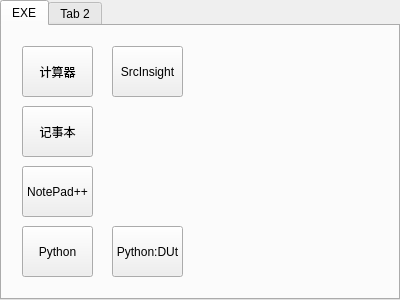
Above: auto_c_code/toolstabwidget.ui from yjduoduo/auto_c_code before the change. Below: the same form after it.
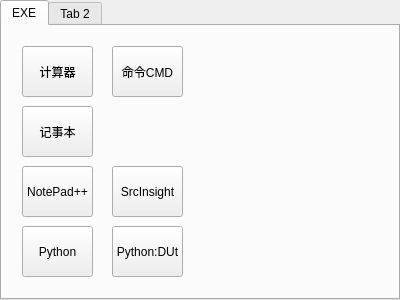
That is the form after the change.

Patch:
```diff
--- a/auto_c_code/toolstabwidget.ui
+++ b/auto_c_code/toolstabwidget.ui
@@ -88,7 +88,7 @@
     <property name="geometry">
      <rect>
       <x>110</x>
-      <y>20</y>
+      <y>140</y>
       <width>71</width>
       <height>51</height>
      </rect>
@@ -116,6 +116,22 @@
      <string>Python:DUt</string>
     </property>
    </widget>
+   <widget class="QPushButton" name="pushButton_cmd">
+    <property name="geometry">
+     <rect>
+      <x>110</x>
+      <y>20</y>
+      <width>71</width>
+      <height>51</height>
+     </rect>
+    </property>
+    <property name="toolTip">
+     <string>open calc</string>
+    </property>
+    <property name="text">
+     <string>命令CMD</string>
+    </property>
+   </widget>
   </widget>
   <widget class="QWidget" name="tab">
    <attribute name="title">
```
